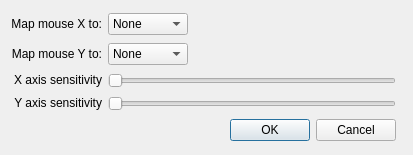
This is proto-mouse/ftnoir_mousecontrols.ui in opentrack/opentrack as Qt 5 draws it before an edit. The edited form follows.
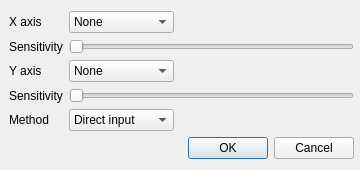
This is the edited form. Icons and pictures are not drawn.

Commit message: proto/mouse: add legacy input method

Diff of the .ui file:
```diff
--- a/proto-mouse/ftnoir_mousecontrols.ui
+++ b/proto-mouse/ftnoir_mousecontrols.ui
@@ -9,13 +9,13 @@
    <rect>
     <x>0</x>
     <y>0</y>
-    <width>413</width>
-    <height>155</height>
+    <width>360</width>
+    <height>146</height>
    </rect>
   </property>
   <property name="minimumSize">
    <size>
-    <width>413</width>
+    <width>360</width>
     <height>0</height>
    </size>
   </property>
@@ -26,230 +26,166 @@
    <iconset resource="win32-mouse-protocol.qrc">
     <normaloff>:/images/mouse.png</normaloff>:/images/mouse.png</iconset>
   </property>
-  <property name="layoutDirection">
-   <enum>Qt::LeftToRight</enum>
-  </property>
-  <property name="autoFillBackground">
-   <bool>false</bool>
-  </property>
-  <layout class="QGridLayout" name="gridLayout">
+  <layout class="QFormLayout" name="formLayout">
+   <property name="leftMargin">
+    <number>9</number>
+   </property>
+   <property name="topMargin">
+    <number>11</number>
+   </property>
+   <property name="rightMargin">
+    <number>6</number>
+   </property>
    <item row="0" column="0">
     <widget class="QLabel" name="textLabel2_2">
+     <property name="text">
+      <string>X axis</string>
+     </property>
+    </widget>
+   </item>
+   <item row="0" column="1">
+    <widget class="QComboBox" name="axis_x">
      <property name="sizePolicy">
-      <sizepolicy hsizetype="Minimum" vsizetype="Maximum">
+      <sizepolicy hsizetype="Preferred" vsizetype="Maximum">
        <horstretch>0</horstretch>
        <verstretch>0</verstretch>
       </sizepolicy>
      </property>
-     <property name="text">
-      <string>Map mouse X to:</string>
+     <property name="maximumSize">
+      <size>
+       <width>105</width>
+       <height>16777215</height>
+      </size>
      </property>
-     <property name="alignment">
-      <set>Qt::AlignRight|Qt::AlignTrailing|Qt::AlignVCenter</set>
-     </property>
-     <property name="wordWrap">
-      <bool>false</bool>
-     </property>
+     <item>
+      <property name="text">
+       <string>None</string>
+      </property>
+     </item>
+     <item>
+      <property name="text">
+       <string>X</string>
+      </property>
+     </item>
+     <item>
+      <property name="text">
+       <string>Y</string>
+      </property>
+     </item>
+     <item>
+      <property name="text">
+       <string>Z</string>
+      </property>
+     </item>
+     <item>
+      <property name="text">
+       <string>Yaw</string>
+      </property>
+     </item>
+     <item>
+      <property name="text">
+       <string>Pitch</string>
+      </property>
+     </item>
+     <item>
+      <property name="text">
+       <string>Roll</string>
+      </property>
+     </item>
     </widget>
    </item>
    <item row="1" column="0">
-    <widget class="QLabel" name="textLabel2_3">
-     <property name="sizePolicy">
-      <sizepolicy hsizetype="Minimum" vsizetype="Maximum">
-       <horstretch>0</horstretch>
-       <verstretch>0</verstretch>
-      </sizepolicy>
-     </property>
+    <widget class="QLabel" name="textLabel2_6">
      <property name="text">
-      <string>Map mouse Y to:</string>
+      <string>Sensitivity</string>
      </property>
-     <property name="alignment">
-      <set>Qt::AlignRight|Qt::AlignTrailing|Qt::AlignVCenter</set>
-     </property>
-     <property name="wordWrap">
-      <bool>false</bool>
-     </property>
     </widget>
    </item>
-   <item row="0" column="1" colspan="2">
-    <widget class="QComboBox" name="cbxSelectMouse_X">
+   <item row="1" column="1">
+    <widget class="QSlider" name="sensitivity_x">
      <property name="sizePolicy">
-      <sizepolicy hsizetype="Preferred" vsizetype="Maximum">
+      <sizepolicy hsizetype="Preferred" vsizetype="Minimum">
        <horstretch>0</horstretch>
        <verstretch>0</verstretch>
       </sizepolicy>
      </property>
-     <property name="maximumSize">
-      <size>
-       <width>80</width>
-       <height>16777215</height>
-      </size>
+     <property name="orientation">
+      <enum>Qt::Horizontal</enum>
      </property>
-     <property name="toolTip">
-      <string>Select Number</string>
-     </property>
-     <property name="insertPolicy">
-      <enum>QComboBox::InsertAlphabetically</enum>
-     </property>
-     <item>
-      <property name="text">
-       <string>None</string>
-      </property>
-     </item>
-     <item>
-      <property name="text">
-       <string>X</string>
-      </property>
-     </item>
-     <item>
-      <property name="text">
-       <string>Y</string>
-      </property>
-     </item>
-     <item>
-      <property name="text">
-       <string>Z</string>
-      </property>
-     </item>
-     <item>
-      <property name="text">
-       <string>Yaw</string>
-      </property>
-     </item>
-     <item>
-      <property name="text">
-       <string>Pitch</string>
-      </property>
-     </item>
-     <item>
-      <property name="text">
-       <string>Roll</string>
-      </property>
-     </item>
-    </widget>
-   </item>
-   <item row="1" column="1" colspan="2">
-    <widget class="QComboBox" name="cbxSelectMouse_Y">
-     <property name="sizePolicy">
-      <sizepolicy hsizetype="Preferred" vsizetype="Maximum">
-       <horstretch>0</horstretch>
-       <verstretch>0</verstretch>
-      </sizepolicy>
-     </property>
-     <property name="maximumSize">
-      <size>
-       <width>80</width>
-       <height>16777215</height>
-      </size>
-     </property>
-     <property name="toolTip">
-      <string>Select Number</string>
-     </property>
-     <property name="insertPolicy">
-      <enum>QComboBox::InsertAlphabetically</enum>
-     </property>
-     <item>
-      <property name="text">
-       <string>None</string>
-      </property>
-     </item>
-     <item>
-      <property name="text">
-       <string>X</string>
-      </property>
-     </item>
-     <item>
-      <property name="text">
-       <string>Y</string>
-      </property>
-     </item>
-     <item>
-      <property name="text">
-       <string>Z</string>
-      </property>
-     </item>
-     <item>
-      <property name="text">
-       <string>Yaw</string>
-      </property>
-     </item>
-     <item>
-      <property name="text">
-       <string>Pitch</string>
-      </property>
-     </item>
-     <item>
-      <property name="text">
-       <string>Roll</string>
-      </property>
-     </item>
-    </widget>
-   </item>
-   <item row="4" column="1">
-    <widget class="QDialogButtonBox" name="buttonBox">
-     <property name="standardButtons">
-      <set>QDialogButtonBox::Cancel|QDialogButtonBox::Ok</set>
+     <property name="tickInterval">
+      <number>25</number>
      </property>
     </widget>
    </item>
    <item row="2" column="0">
-    <widget class="QLabel" name="textLabel2_4">
-     <property name="sizePolicy">
-      <sizepolicy hsizetype="Minimum" vsizetype="Maximum">
-       <horstretch>0</horstretch>
-       <verstretch>0</verstretch>
-      </sizepolicy>
-     </property>
+    <widget class="QLabel" name="textLabel2_3">
      <property name="text">
-      <string>X axis sensitivity</string>
-     </property>
-     <property name="alignment">
-      <set>Qt::AlignRight|Qt::AlignTrailing|Qt::AlignVCenter</set>
-     </property>
-     <property name="wordWrap">
-      <bool>false</bool>
+      <string>Y axis</string>
      </property>
     </widget>
    </item>
    <item row="2" column="1">
-    <widget class="QSlider" name="sensitivity_x">
+    <widget class="QComboBox" name="axis_y">
      <property name="sizePolicy">
-      <sizepolicy hsizetype="Expanding" vsizetype="Maximum">
+      <sizepolicy hsizetype="Preferred" vsizetype="Maximum">
        <horstretch>0</horstretch>
        <verstretch>0</verstretch>
       </sizepolicy>
      </property>
-     <property name="orientation">
-      <enum>Qt::Horizontal</enum>
+     <property name="maximumSize">
+      <size>
+       <width>105</width>
+       <height>16777215</height>
+      </size>
      </property>
-     <property name="tickInterval">
-      <number>25</number>
-     </property>
+     <item>
+      <property name="text">
+       <string>None</string>
+      </property>
+     </item>
+     <item>
+      <property name="text">
+       <string>X</string>
+      </property>
+     </item>
+     <item>
+      <property name="text">
+       <string>Y</string>
+      </property>
+     </item>
+     <item>
+      <property name="text">
+       <string>Z</string>
+      </property>
+     </item>
+     <item>
+      <property name="text">
+       <string>Yaw</string>
+      </property>
+     </item>
+     <item>
+      <property name="text">
+       <string>Pitch</string>
+      </property>
+     </item>
+     <item>
+      <property name="text">
+       <string>Roll</string>
+      </property>
+     </item>
     </widget>
    </item>
    <item row="3" column="0">
-    <widget class="QLabel" name="textLabel2_5">
-     <property name="sizePolicy">
-      <sizepolicy hsizetype="Minimum" vsizetype="Maximum">
-       <horstretch>0</horstretch>
-       <verstretch>0</verstretch>
-      </sizepolicy>
-     </property>
+    <widget class="QLabel" name="textLabel2_7">
      <property name="text">
-      <string>Y axis sensitivity</string>
-     </property>
-     <property name="alignment">
-      <set>Qt::AlignRight|Qt::AlignTrailing|Qt::AlignVCenter</set>
-     </property>
-     <property name="wordWrap">
-      <bool>false</bool>
+      <string>Sensitivity</string>
      </property>
     </widget>
    </item>
    <item row="3" column="1">
     <widget class="QSlider" name="sensitivity_y">
      <property name="sizePolicy">
-      <sizepolicy hsizetype="Expanding" vsizetype="Maximum">
+      <sizepolicy hsizetype="Preferred" vsizetype="Minimum">
        <horstretch>0</horstretch>
        <verstretch>0</verstretch>
       </sizepolicy>
@@ -262,6 +198,52 @@
      </property>
     </widget>
    </item>
+   <item row="4" column="0">
+    <widget class="QLabel" name="label">
+     <property name="text">
+      <string>Method</string>
+     </property>
+    </widget>
+   </item>
+   <item row="4" column="1">
+    <widget class="QComboBox" name="input_method">
+     <property name="sizePolicy">
+      <sizepolicy hsizetype="Preferred" vsizetype="Maximum">
+       <horstretch>0</horstretch>
+       <verstretch>0</verstretch>
+      </sizepolicy>
+     </property>
+     <property name="maximumSize">
+      <size>
+       <width>105</width>
+       <height>16777215</height>
+      </size>
+     </property>
+     <item>
+      <property name="text">
+       <string>Direct input</string>
+      </property>
+     </item>
+     <item>
+      <property name="text">
+       <string>Legacy</string>
+      </property>
+     </item>
+    </widget>
+   </item>
+   <item row="5" column="0" colspan="2">
+    <widget class="QDialogButtonBox" name="buttonBox">
+     <property name="sizePolicy">
+      <sizepolicy hsizetype="Expanding" vsizetype="Preferred">
+       <horstretch>0</horstretch>
+       <verstretch>0</verstretch>
+      </sizepolicy>
+     </property>
+     <property name="standardButtons">
+      <set>QDialogButtonBox::Cancel|QDialogButtonBox::Ok</set>
+     </property>
+    </widget>
+   </item>
   </layout>
  </widget>
  <resources>
```
Left out of the diff: 11 changed lines with no effect on the pictures. The commit also changes 14 other files.
